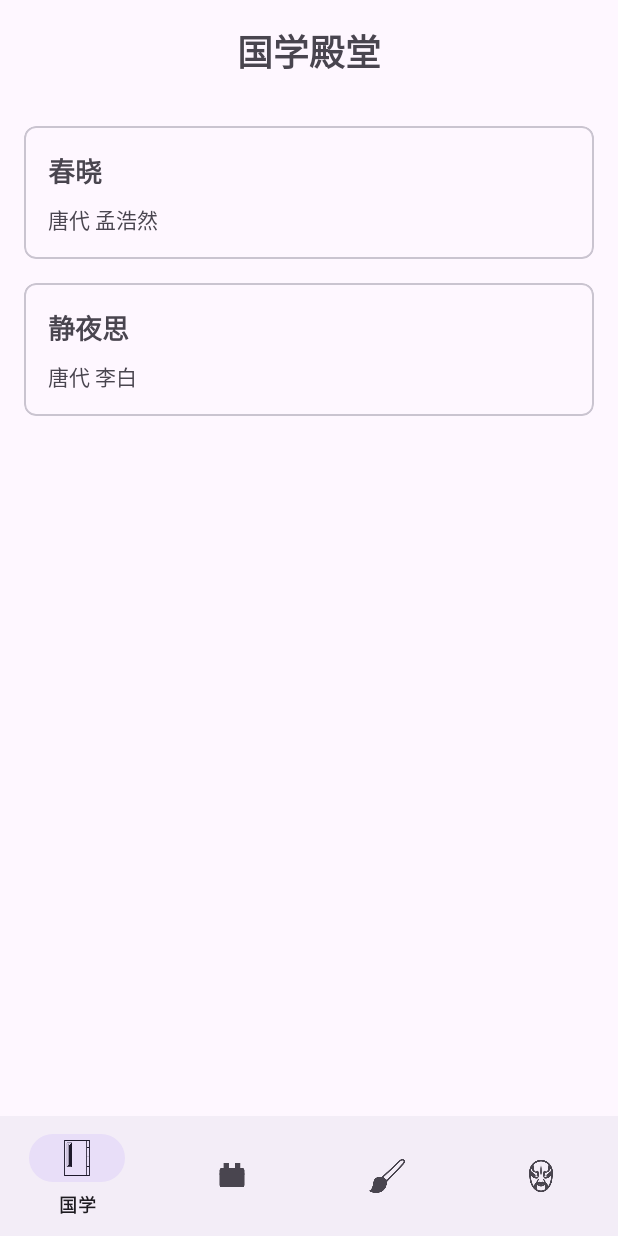
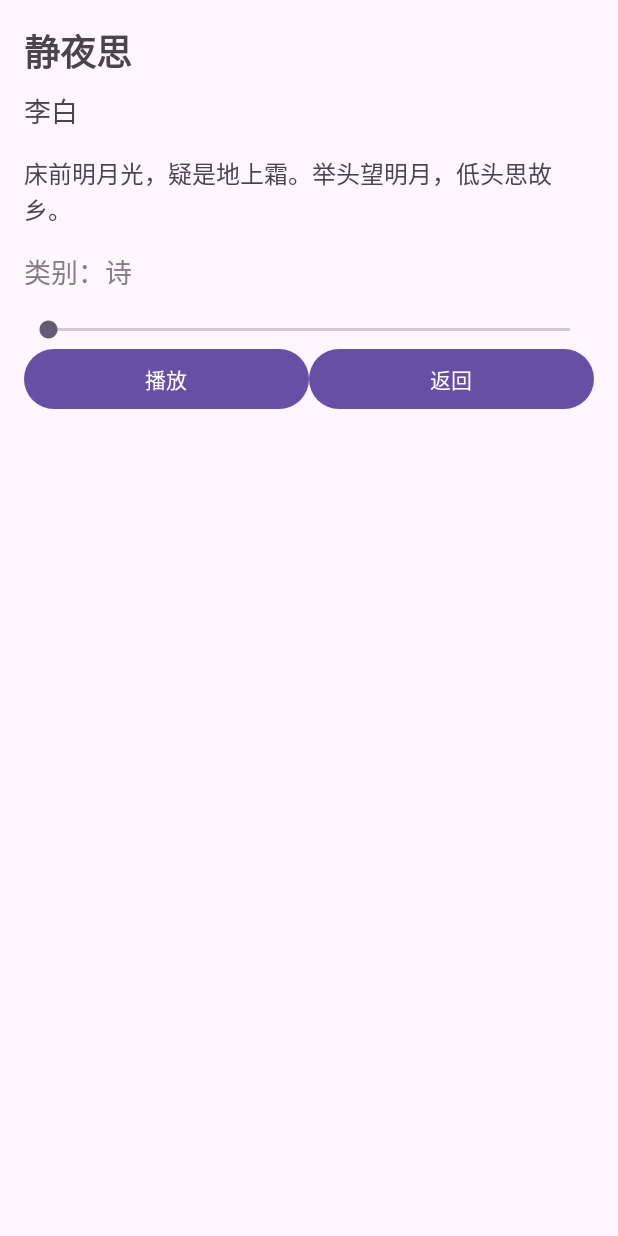
Before and after one commit to neverbiasu/ChineseStyle, an Android app: the screen it shows after launch (MainActivity before the commit, ClassicDetailActivity after it), after a tap on "静夜思", on a phone screen of 412 x 824 dp. Run offline under Robolectric (Android 15) with nearby library versions, the phone set to English and light mode, and no system bars.

Commit message:
addClassicDetailActivity

```diff
--- a/app/src/main/AndroidManifest.xml
+++ b/app/src/main/AndroidManifest.xml
@@ -33,6 +33,9 @@
         <!-- Declare FestivalDetailActivity here -->
         <activity android:name=".FestivalDetailActivity" />
 
+        <!-- Declare ClassicDetailActivity here -->
+        <activity android:name=".ClassicDetailActivity" />
+
     </application>
 
 </manifest>
--- /dev/null
+++ b/app/src/main/java/com/example/chinesestyle/ClassicDetailActivity.java
@@ -0,0 +1,106 @@
+package com.example.chinesestyle;
+
+import android.os.Bundle;
+import android.os.Handler;
+import android.widget.Button;
+import android.widget.SeekBar;
+import android.widget.TextView;
+import androidx.appcompat.app.AppCompatActivity;
+import android.media.MediaPlayer;
+import com.example.chinesestyle.helpers.DatabaseHelper;
+import com.example.chinesestyle.models.Classic;
+import com.example.chinesestyle.helpers.ClassicCategorizer;
+import java.io.IOException;
+
+public class ClassicDetailActivity extends AppCompatActivity {
+    private TextView tvTitle, tvAuthor, tvContent, tvCategory;
+    private SeekBar sbAudioProgress;
+    private Button btnPlayPause;
+    private MediaPlayer mediaPlayer;
+    private Handler handler = new Handler();
+    private DatabaseHelper dbHelper;
+    @Override
+    public void onCreate(Bundle savedInstanceState) {
+        super.onCreate(savedInstanceState);
+        this.setContentView(R.layout.activity_classic_detail);
+
+        tvTitle = this.findViewById(R.id.tvClassicTitle);
+        tvAuthor = this.findViewById(R.id.tvClassicAuthor);
+        tvContent = this.findViewById(R.id.tvClassicContent);
+        tvCategory = this.findViewById(R.id.tvClassicCategory);
+        sbAudioProgress = this.findViewById(R.id.sbAudioProgress);
+        btnPlayPause = this.findViewById(R.id.btnPlayPause);
+
+        dbHelper = new DatabaseHelper(this);
+
+        int classicId = this.getIntent().getIntExtra("CLASSIC_ID", -1);
+        if (classicId != -1) {
+            Classic classic = dbHelper.getClassicById(classicId);
+            if (classic != null) {
+                tvTitle.setText(classic.getTitle());
+                tvAuthor.setText(classic.getAuthor());
+                tvContent.setText(classic.getContent());
+
+                String category = ClassicCategorizer.categorize(classic.getTitle(), classic.getAuthor(), classic.getContent());
+                tvCategory.setText("类别：" + category);
+
+                setupAudioPlayer(classic.getAudioUrl());
+            }
+        }
+
+        Button buttonBack = findViewById(R.id.buttonBack);
+        buttonBack.setOnClickListener(v -> finish());
+    }
+
+    private void setupAudioPlayer(String audioUrl) {
+        mediaPlayer = new MediaPlayer();
+        try {
+            mediaPlayer.setDataSource(audioUrl);
+            mediaPlayer.prepare();
+            sbAudioProgress.setMax(mediaPlayer.getDuration());
+
+            btnPlayPause.setOnClickListener(v -> {
+                if (mediaPlayer.isPlaying()) {
+                    mediaPlayer.pause();
+                    btnPlayPause.setText("播放");
+                } else {
+                    mediaPlayer.start();
+                    btnPlayPause.setText("暂停");
+                }
+            });
+
+            sbAudioProgress.setOnSeekBarChangeListener(new SeekBar.OnSeekBarChangeListener() {
+                @Override
+                public void onProgressChanged(SeekBar seekBar, int progress, boolean fromUser) {
+                    if (fromUser) mediaPlayer.seekTo(progress);
+                }
+
+                @Override
+                public void onStartTrackingTouch(SeekBar seekBar) {}
+
+                @Override
+                public void onStopTrackingTouch(SeekBar seekBar) {}
+            });
+
+            handler.postDelayed(new Runnable() {
+                @Override
+                public void run() {
+                    sbAudioProgress.setProgress(mediaPlayer.getCurrentPosition());
+                    handler.postDelayed(this, 500);
+                }
+            }, 0);
+        } catch (IOException e) {
+            e.printStackTrace();
+        }
+    }
+
+    @Override
+    protected void onDestroy() {
+        super.onDestroy();
+        if (mediaPlayer != null) {
+            mediaPlayer.release();
+            mediaPlayer = null;
+        }
+        handler.removeCallbacksAndMessages(null);
+    }
+}
--- a/app/src/main/java/com/example/chinesestyle/ClassicsFragment.java
+++ b/app/src/main/java/com/example/chinesestyle/ClassicsFragment.java
@@ -12,6 +12,7 @@ import androidx.recyclerview.widget.RecyclerView;
 
 import com.example.chinesestyle.models.Classic;
 import com.example.chinesestyle.adapter.ClassicAdapter;
+import com.example.chinesestyle.helpers.DatabaseHelper;
 
 import java.util.ArrayList;
 import java.util.List;
@@ -20,6 +21,7 @@ public class ClassicsFragment extends Fragment {
     private RecyclerView recyclerView;
     private ClassicAdapter adapter;
     private List<Classic> classicsList;
+    private DatabaseHelper databaseHelper;
 
     @Nullable
     @Override
@@ -28,7 +30,8 @@ public class ClassicsFragment extends Fragment {
         recyclerView = view.findViewById(R.id.recyclerView_classics);
         recyclerView.setLayoutManager(new LinearLayoutManager(getContext()));
 
-        classicsList = getDummyData(); // 临时方法，后续替换为真实数据
+        databaseHelper = new DatabaseHelper(getContext());
+        classicsList = databaseHelper.getAllClassics();
         adapter = new ClassicAdapter(classicsList);
         recyclerView.setAdapter(adapter);
 
@@ -37,8 +40,6 @@ public class ClassicsFragment extends Fragment {
 
     private List<Classic> getDummyData() {
         List<Classic> data = new ArrayList<Classic>();
-        data.add(new Classic("春晓", "唐代 孟浩然", "春眠不觉晓，处处闻啼鸟..."));
-        data.add(new Classic("静夜思", "唐代 李白", "床前明月光，疑是地上霜..."));
         // 添加更多示例数据
         return data;
     }
--- a/app/src/main/java/com/example/chinesestyle/adapter/ClassicAdapter.java
+++ b/app/src/main/java/com/example/chinesestyle/adapter/ClassicAdapter.java
@@ -1,5 +1,6 @@
 package com.example.chinesestyle.adapter;
 
+import android.content.Intent;
 import android.view.LayoutInflater;
 import android.view.View;
 import android.view.ViewGroup;
@@ -9,6 +10,7 @@ import androidx.recyclerview.widget.RecyclerView;
 
 import com.example.chinesestyle.R;
 import com.example.chinesestyle.models.Classic;
+import com.example.chinesestyle.ClassicDetailActivity;
 
 import java.util.List;
 
@@ -32,7 +34,9 @@ public class ClassicAdapter extends RecyclerView.Adapter<ClassicAdapter.ClassicV
         holder.authorTextView.setText(classic.getAuthor());
 
         holder.itemView.setOnClickListener(v -> {
-            // TODO: 显示诗词全文的对话框
+            Intent intent = new Intent(v.getContext(), ClassicDetailActivity.class);
+            intent.putExtra("CLASSIC_ID", classic.getId());
+            v.getContext().startActivity(intent);
         });
     }
 
--- /dev/null
+++ b/app/src/main/java/com/example/chinesestyle/helpers/ClassicCategorizer.java
@@ -0,0 +1,20 @@
+package com.example.chinesestyle.helpers;
+
+import com.example.chinesestyle.models.Classic;
+
+public class ClassicCategorizer {
+    public static String categorize(String title, String author, String content) {
+        // 这里使用简单的规则，实际应用中可能需要更复杂的算法或机器学习
+        if (title.contains("诗") || author.contains("李白") || author.contains("杜甫")) {
+            return Classic.CATEGORY_POETRY;
+        } else if (title.contains("词") || author.contains("苏轼") || author.contains("李清照")) {
+            return Classic.CATEGORY_CI;
+        } else if (title.contains("赋") || content.contains("兮")) {
+            return Classic.CATEGORY_FU;
+        } else if (title.contains("歌") || title.contains("乐府")) {
+            return Classic.CATEGORY_SONG;
+        } else {
+            return Classic.CATEGORY_OTHER;
+        }
+    }
+}
--- a/app/src/main/java/com/example/chinesestyle/helpers/DatabaseHelper.java
+++ b/app/src/main/java/com/example/chinesestyle/helpers/DatabaseHelper.java
@@ -5,8 +5,10 @@ import android.content.Context;
 import android.database.Cursor;
 import android.database.sqlite.SQLiteDatabase;
 import android.database.sqlite.SQLiteOpenHelper;
+import android.util.Log;
 
 import com.example.chinesestyle.R;
+import com.example.chinesestyle.models.Classic;
 import com.example.chinesestyle.models.Festival;
 
 import java.util.ArrayList;
@@ -14,7 +16,7 @@ import java.util.List;
 
 public class DatabaseHelper extends SQLiteOpenHelper {
     private static final String DATABASE_NAME = "chinesestyle.db";
-    private static final int DATABASE_VERSION = 1;
+    private static final int DATABASE_VERSION = 2;
 
     private static final String TABLE_FESTIVALS = "festivals";
     private static final String COLUMN_ID = "id";
@@ -26,12 +28,30 @@ public class DatabaseHelper extends SQLiteOpenHelper {
     private static final String COLUMN_CUSTOM_ICON = "custom_icon";
     private static final String COLUMN_CUSTOM_DESC = "custom_desc";
 
+    private static final String TABLE_CLASSICS = "classics";
+    private static final String COLUMN_TITLE = "title";
+    private static final String COLUMN_AUTHOR = "author";
+    private static final String COLUMN_CONTENT = "content";
+    private static final String COLUMN_AUDIOURL = "audioUrl";
+    private static final String COLUMN_CATEGORY = "category";
     public DatabaseHelper(Context context) {
         super(context, DATABASE_NAME, null, DATABASE_VERSION);
     }
 
     @Override
     public void onCreate(SQLiteDatabase db) {
+        String CREATE_CLASSICS_TABLE = "CREATE TABLE " + TABLE_CLASSICS + "("
+                + COLUMN_ID + " INTEGER PRIMARY KEY AUTOINCREMENT,"
+                + COLUMN_TITLE + " TEXT,"
+                + COLUMN_AUTHOR + " TEXT,"
+                + COLUMN_CONTENT + " TEXT,"
+                + COLUMN_AUDIOURL + " TEXT,"
+                + COLUMN_CATEGORY + " TEXT"
+                + ")";
+        db.execSQL(CREATE_CLASSICS_TABLE);
+        Log.d("DatabaseHelper", "Classics table has been created.");
+        insertDummyClassics(db);
+
         String CREATE_FESTIVALS_TABLE = "CREATE TABLE " + TABLE_FESTIVALS + "("
                 + COLUMN_ID + " INTEGER PRIMARY KEY AUTOINCREMENT,"
                 + COLUMN_NAME + " TEXT,"
@@ -49,14 +69,31 @@ public class DatabaseHelper extends SQLiteOpenHelper {
 
     @Override
     public void onUpgrade(SQLiteDatabase db, int oldVersion, int newVersion) {
+        db.execSQL("DROP TABLE IF EXISTS " + TABLE_CLASSICS);
         db.execSQL("DROP TABLE IF EXISTS " + TABLE_FESTIVALS);
         onCreate(db);
+    }
+
+    private void insertDummyClassics(SQLiteDatabase db) {
+        insertClassic(db, "静夜思", "李白", "床前明月光，疑是地上霜。举头望明月，低头思故乡。", "https://www.example.com/audio1.mp3", "诗");
+        insertClassic(db, "将进酒", "李白", "君不见黄河之水天上来，奔流到海不复回。君不见高堂明镜悲白发，朝如青丝暮成雪。", "https://www.example.com/audio2.mp3", "诗");
+        // 添加更多诗词...
     }
 
     private void insertDummyFestivals(SQLiteDatabase db) {
         insertFestival(db, "春节", "农历正月初一", "起源于祭祀神灵、祭祖的活动...", R.raw.spring_festival, R.drawable.icon_spring_festival, "icon_spring_festival", "挂灯笼：代表光明，驱散邪气...");
         insertFestival(db, "端午节", "农历五月初五", "纪念爱国诗人屈原...", R.raw.dragon_boat, R.drawable.icon_dragon_boat, "icon_dragon_boat", "吃粽子：代表团圆，缠绕的绳象征家人团聚...");
         // 添加更多节日...
+    }
+
+    private void insertClassic(SQLiteDatabase db, String title, String author, String content, String audioUrl, String category) {
+        ContentValues values = new ContentValues();
+        values.put(COLUMN_TITLE, title);
+        values.put(COLUMN_AUTHOR, author);
+        values.put(COLUMN_CONTENT, content);
+        values.put(COLUMN_AUDIOURL, audioUrl);
+        values.put(COLUMN_CATEGORY, category);
+        db.insert(TABLE_CLASSICS, null, values);
     }
 
     private void insertFestival(SQLiteDatabase db, String name, String date, String origin, int videoResource, int iconResource, String customIcon, String customDesc) {
@@ -105,6 +142,61 @@ public class DatabaseHelper extends SQLiteOpenHelper {
         return festivals;
     }
 
+    public List<Classic> getAllClassics() {
+        List<Classic> classics = new ArrayList<>();
+        SQLiteDatabase db = this.getReadableDatabase();
+        Cursor cursor = db.query("classics", null, null, null, null, null, null);
+
+        if (cursor.moveToFirst()) {
+            do {
+                int idIndex = cursor.getColumnIndex("id");
+                int titleIndex = cursor.getColumnIndex("title");
+                int authorIndex = cursor.getColumnIndex("author");
+                int contentIndex = cursor.getColumnIndex("content");
+                int audioUrlIndex = cursor.getColumnIndex("audioUrl");
+                int categoryIndex = cursor.getColumnIndex("category");
+                if (idIndex != -1) {
+                    classics.add(new Classic(
+                            cursor.getInt(idIndex),
+                            cursor.getString(titleIndex),
+                            cursor.getString(authorIndex),
+                            cursor.getString(contentIndex),
+                            cursor.getString(audioUrlIndex),
+                            cursor.getString(categoryIndex)
+                    ));
+                }
+            } while (cursor.moveToNext());
+        }
+        cursor.close();
+        return classics;
+    }
+
+    public Classic getClassicById(int id) {
+        SQLiteDatabase db = this.getReadableDatabase();
+        Cursor cursor = db.query("classics", null, "id=?", new String[]{String.valueOf(id)}, null, null, null);
+        Classic classic = null;
+        if (cursor.moveToFirst()) {
+            int idIndex = cursor.getColumnIndex("id");
+            int titleIndex = cursor.getColumnIndex("title");
+            int authorIndex = cursor.getColumnIndex("author");
+            int contentIndex = cursor.getColumnIndex("content");
+            int audioUrlIndex = cursor.getColumnIndex("audioUrl");
+            int categoryIndex = cursor.getColumnIndex("category");
+            if (idIndex != -1) {
+                classic = new Classic(
+                        cursor.getInt(idIndex),
+                        cursor.getString(titleIndex),
+                        cursor.getString(authorIndex),
+                        cursor.getString(contentIndex),
+                        cursor.getString(audioUrlIndex),
+                        cursor.getString(categoryIndex)
+                );
+            }
+        }
+        cursor.close();
+        return classic;
+    }
+
     public Festival getFestivalById(int id) {
         SQLiteDatabase db = this.getReadableDatabase();
         Cursor cursor = db.query(TABLE_FESTIVALS, null, COLUMN_ID + "=?", new String[]{String.valueOf(id)}, null, null, null);
--- a/app/src/main/java/com/example/chinesestyle/models/Classic.java
+++ b/app/src/main/java/com/example/chinesestyle/models/Classic.java
@@ -1,14 +1,27 @@
 package com.example.chinesestyle.models;
 
 public class Classic {
+    private int id;
     private String title;
     private String author;
     private String content;
+    private String audioUrl;
+    private String category;
 
-    public Classic(String title, String author, String content) {
+    // 构造函数、getter和setter
+
+    public static final String CATEGORY_POETRY = "诗";
+    public static final String CATEGORY_CI = "词";
+    public static final String CATEGORY_FU = "赋";
+    public static final String CATEGORY_SONG = "歌";
+    public static final String CATEGORY_OTHER = "其他";
+    public Classic(int id, String title, String author, String content, String audioUrl, String category) {
+        this.id = id;
         this.title = title;
         this.author = author;
         this.content = content;
+        this.audioUrl = audioUrl;
+        this.category = category;
     }
 
     // getters and setters
@@ -18,4 +31,10 @@ public class Classic {
     public void setAuthor(String author) { this.author = author; }
     public String getContent() { return content; }
     public void setContent(String content) { this.content = content; }
+    public String getAudioUrl() { return audioUrl; }
+    public void setAudioUrl(String audioUrl) { this.audioUrl = audioUrl; }
+    public String getCategory() { return category; }
+    public void setCategory(String category) { this.category = category; }
+    public int getId() { return id; }
+    public void setId(int id) { this.id = id; }
 }
--- /dev/null
+++ b/app/src/main/res/layout/activity_classic_detail.xml
@@ -0,0 +1,67 @@
+<?xml version="1.0" encoding="utf-8"?>
+<LinearLayout xmlns:android="http://schemas.android.com/apk/res/android"
+    android:layout_width="match_parent"
+    android:layout_height="match_parent"
+    android:orientation="vertical"
+    android:padding="16dp">
+
+    <TextView
+        android:id="@+id/tvClassicTitle"
+        android:layout_width="wrap_content"
+        android:layout_height="wrap_content"
+        android:textSize="24sp"
+        android:textStyle="bold" />
+
+    <TextView
+        android:id="@+id/tvClassicAuthor"
+        android:layout_width="wrap_content"
+        android:layout_height="wrap_content"
+        android:textSize="18sp"
+        android:layout_marginTop="8dp" />
+
+    <TextView
+        android:id="@+id/tvClassicContent"
+        android:layout_width="match_parent"
+        android:layout_height="wrap_content"
+        android:textSize="16sp"
+        android:layout_marginTop="16dp" />
+
+    <TextView
+        android:id="@+id/tvClassicCategory"
+        android:layout_width="wrap_content"
+        android:layout_height="wrap_content"
+        android:textSize="18sp"
+        android:textColor="@color/colorAccent"
+        android:layout_marginTop="16dp" />
+
+    <SeekBar
+        android:id="@+id/sbAudioProgress"
+        android:layout_width="match_parent"
+        android:layout_height="wrap_content"
+        android:layout_marginTop="16dp" />
+
+    <LinearLayout
+        android:layout_width="match_parent"
+        android:layout_height="wrap_content"
+        android:orientation="horizontal"
+        android:gravity="center_vertical">
+
+        <Button
+            android:id="@+id/btnPlayPause"
+            android:layout_width="0dp"
+            android:layout_height="wrap_content"
+            android:layout_weight="1"
+            android:layout_gravity="left"
+            android:layout_marginTop="8dp"
+            android:text="播放" />
+
+        <Button
+            android:id="@+id/buttonBack"
+            android:layout_width="0dp"
+            android:layout_height="wrap_content"
+            android:layout_weight="1"
+            android:layout_gravity="right"
+            android:text="返回" />
+    </LinearLayout>
+
+</LinearLayout>
--- a/app/src/main/res/values/colors.xml
+++ b/app/src/main/res/values/colors.xml
@@ -2,4 +2,5 @@
 <resources>
     <color name="black">#FF000000</color>
     <color name="white">#FFFFFFFF</color>
+    <color name="colorAccent">#FF808080</color>
 </resources>
```
